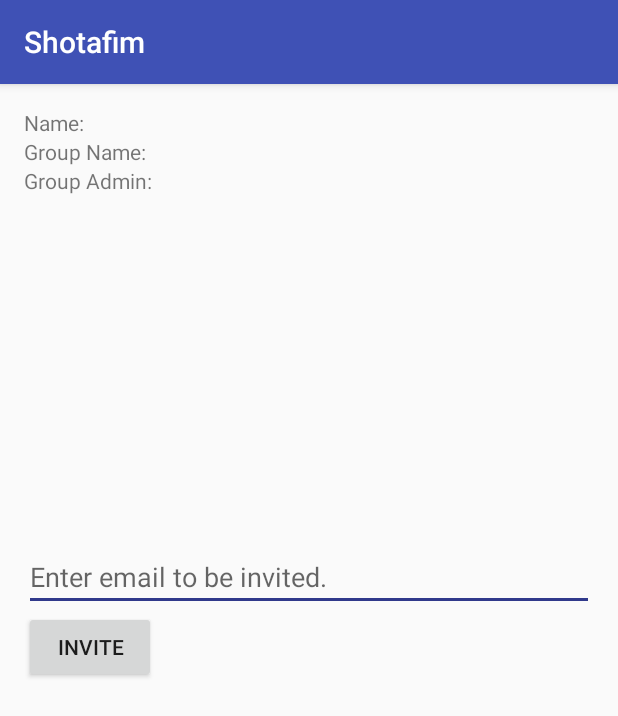
After one commit to Shotafim/androidApp, an Android app: the PersonalAreaActivity screen opened directly, with no data from a screen before it, on a phone screen of 412 x 824 dp. The commit adds this screen. Shown: the top 716 px of the screen. Run offline under Robolectric (Android 15) with nearby library versions, the phone set to English and light mode, and no system bars; our stand-ins replace Firebase (no records; nobody signed in at launch, a user with empty details on screens opened directly); 3 statements that could not run were skipped.

Commit message:
add:PersonalAreaActivity, changes:in the new activity Admin can invite users. (on progress) 2

```diff
--- a/app/src/main/AndroidManifest.xml
+++ b/app/src/main/AndroidManifest.xml
@@ -23,8 +23,7 @@
                 <category android:name="android.intent.category.DEFAULT" />
             </intent-filter>
         </activity>
-        <activity android:name=".PaymentActivity" >
-
+        <activity android:name=".PaymentActivity">
             <intent-filter>
                 <action android:name="com.example.gal.shotafim.PaymentActivity" />
 
@@ -39,12 +38,13 @@
             </intent-filter>
         </activity>
         <activity android:name=".GroupHistoryActivity">
-        <intent-filter>
-            <action android:name="com.example.gal.shotafim.GroupHistoryActivity" />
+            <intent-filter>
+                <action android:name="com.example.gal.shotafim.GroupHistoryActivity" />
 
-            <category android:name="android.intent.category.DEFAULT" />
-        </intent-filter>
-    </activity>
+                <category android:name="android.intent.category.DEFAULT" />
+            </intent-filter>
+        </activity>
+        <activity android:name=".PersonalAreaActivity"></activity>
     </application>
 
 </manifest>
--- a/app/src/main/java/com/example/gal/shotafim/Address.java
+++ b/app/src/main/java/com/example/gal/shotafim/Address.java
@@ -12,6 +12,8 @@ public class Address {
         this.apartment = apartment;
         this.street = street;
     }
+
+    public Address(){}
 
     public String getCountry() {
         return country;
--- a/app/src/main/java/com/example/gal/shotafim/Group.java
+++ b/app/src/main/java/com/example/gal/shotafim/Group.java
@@ -25,6 +25,9 @@ public class Group {
         this.date = new Date();
 
     }
+
+    public Group(){}
+
     public Date getDate() {
         return date;
     }
--- a/app/src/main/java/com/example/gal/shotafim/LoginActivity.java
+++ b/app/src/main/java/com/example/gal/shotafim/LoginActivity.java
@@ -93,6 +93,7 @@ public class LoginActivity extends AppCompatActivity  {
                         }
                         if(loginIsOk){
                             AuthenticatedUserHolder.instance.setAppUser(user);
+                            setGroupHolderCard(user);
                             Toast.makeText(LoginActivity.this
                                     ,"Welcome Back "+user.getName(),(Toast.LENGTH_LONG)).show();
                             startActivity(new Intent("com.example.gal.shotafim.MenuActivity"));
@@ -159,4 +160,20 @@ public class LoginActivity extends AppCompatActivity  {
                     }
                 }, 2000);
     }
+
+    private void setGroupHolderCard(User user){
+        DatabaseReference fb = FirebaseDatabase.getInstance().getReference();
+        fb.child("Group").child(user.getmGroupName()).addListenerForSingleValueEvent(new ValueEventListener() {
+            @Override
+            public void onDataChange(@NonNull DataSnapshot dataSnapshot) {
+                Group group = dataSnapshot.getValue(Group.class);
+                GroupHolder.instance.setAppGroup(group);
+            }
+
+            @Override
+            public void onCancelled(@NonNull DatabaseError databaseError) {
+
+            }
+        });
+    }
 }
--- a/app/src/main/java/com/example/gal/shotafim/MenuActivity.java
+++ b/app/src/main/java/com/example/gal/shotafim/MenuActivity.java
@@ -35,8 +35,8 @@ public class MenuActivity extends AppCompatActivity {
         personalAreaBtn.setOnClickListener(new View.OnClickListener() {
             @Override
             public void onClick(View view) {
-                //testing - deleting data
-//                SettingLib.DELETE_FIREBASE_CHILD_DATA("Transaction/group113");
+              Intent personal_area_activity = new Intent(MenuActivity.this, PersonalAreaActivity.class);
+              startActivity(personal_area_activity);
             }
         });
 
--- /dev/null
+++ b/app/src/main/java/com/example/gal/shotafim/PersonalAreaActivity.java
@@ -0,0 +1,88 @@
+package com.example.gal.shotafim;
+
+import android.opengl.Visibility;
+import android.support.v7.app.AppCompatActivity;
+import android.os.Bundle;
+import android.view.View;
+import android.widget.Adapter;
+import android.widget.ArrayAdapter;
+import android.widget.Button;
+import android.widget.EditText;
+import android.widget.ListView;
+import android.widget.TextView;
+
+import java.util.ArrayList;
+
+public class PersonalAreaActivity extends AppCompatActivity {
+    //Regular User Views
+    private TextView personalName;
+    private TextView groupName;
+    private TextView groupAdminName;
+    private ListView listOfUsers;
+
+    //list
+    ArrayList<User> users = new ArrayList<>();
+    ArrayList<String> usersNames = new ArrayList<>();
+
+    //Admin Area Views
+    private EditText invite_editTxt;
+    private Button invite_btn;
+
+    @Override
+    protected void onCreate(Bundle savedInstanceState) {
+        super.onCreate(savedInstanceState);
+        setContentView(R.layout.activity_personal_area);
+
+        personalName = findViewById(R.id.usr_name_dynamic);
+        groupName = findViewById(R.id.group_name_dynamic);
+        groupAdminName = findViewById(R.id.group_admin_dynamic);
+
+        listOfUsers = findViewById(R.id.users_group_list_personal);
+
+        invite_btn = findViewById(R.id.invite_btn_admin);
+        invite_editTxt = findViewById(R.id.invite_edittxt_admin);
+        invite_editTxt.setVisibility(View.INVISIBLE);
+        invite_btn.setVisibility(View.INVISIBLE);
+
+        //FIRST CHECK IF USER IS GROUP ADMIN
+        visibilityForAdmin();
+
+        personalName.setText(AuthenticatedUserHolder.instance.getAppUser().getName());
+        groupName.setText(GroupHolder.instance.getAppGroup().getGroupName());
+        groupAdminName.setText(GroupHolder.instance.getAppGroup().getAdminUserID());
+        users = GroupHolder.getGroupMembers();
+        usersNames = getUsersNames();
+
+
+        ArrayAdapter<String> adapter = new ArrayAdapter<>(this,android.R.layout.simple_list_item_1,android.R.id.text1, usersNames);
+        listOfUsers.setAdapter(adapter);
+
+    }
+
+    private ArrayList<String> getUsersNames(){
+        ArrayList<String> tmp = new ArrayList<>();
+        for(User user : users){
+            tmp.add(user.getEmail());
+        }
+
+        return tmp;
+    }
+
+    private void visibilityForAdmin(){
+        if(personalName.getText().toString().compareTo(groupAdminName.getText().toString()) == 0){
+            showForAdmin();
+        }else {
+            showForRegularUsr();
+        }
+    }
+
+    private void showForRegularUsr() {
+        invite_editTxt.setVisibility(View.INVISIBLE);
+        invite_btn.setVisibility(View.INVISIBLE);
+    }
+
+    private void showForAdmin() {
+        invite_editTxt.setVisibility(View.VISIBLE);
+        invite_btn.setVisibility(View.VISIBLE);
+    }
+}
--- /dev/null
+++ b/app/src/main/res/layout/activity_personal_area.xml
@@ -0,0 +1,75 @@
+<?xml version="1.0" encoding="utf-8"?>
+<LinearLayout
+    xmlns:android="http://schemas.android.com/apk/res/android"
+    xmlns:app="http://schemas.android.com/apk/res-auto"
+    xmlns:tools="http://schemas.android.com/tools"
+    android:layout_width="match_parent"
+    android:layout_height="match_parent"
+    android:orientation="vertical"
+    android:layout_margin="16dp">
+
+    <RelativeLayout
+        android:layout_width="match_parent"
+        android:layout_height="wrap_content"
+        android:layout_marginBottom="16dp">
+
+        <TextView
+            android:id="@+id/usr_name_personal_static"
+            android:layout_width="wrap_content"
+            android:layout_height="wrap_content"
+            android:layout_marginRight="5dp"
+            android:text="Name:"/>
+
+        <TextView
+            android:id="@+id/group_name_personal_static"
+            android:layout_width="wrap_content"
+            android:layout_height="wrap_content"
+            android:text="Group Name:"
+            android:layout_marginRight="5dp"
+            android:layout_below="@id/usr_name_personal_static"/>
+        <TextView
+            android:id="@+id/group_admin_static"
+            android:layout_width="wrap_content"
+            android:layout_height="wrap_content"
+            android:text="Group Admin:"
+            android:layout_marginRight="5dp"
+            android:layout_below="@id/group_name_personal_static"/>
+
+
+        <TextView
+            android:id="@+id/usr_name_dynamic"
+            android:layout_width="wrap_content"
+            android:layout_height="wrap_content"
+            android:layout_toRightOf="@id/usr_name_personal_static"/>
+        <TextView
+            android:id="@+id/group_name_dynamic"
+            android:layout_width="wrap_content"
+            android:layout_height="wrap_content"
+            android:layout_toRightOf="@id/group_name_personal_static"
+            android:layout_below="@id/usr_name_dynamic"/>
+        <TextView
+            android:id="@+id/group_admin_dynamic"
+            android:layout_width="wrap_content"
+            android:layout_height="wrap_content"
+            android:layout_toRightOf="@id/group_admin_static"
+            android:layout_below="@id/group_name_dynamic"/>
+    </RelativeLayout>
+
+    <ListView
+        android:id="@+id/users_group_list_personal"
+        android:layout_width="match_parent"
+        android:layout_height="200dp"
+        android:layout_marginBottom="16dp">
+    </ListView>
+
+    <EditText
+        android:id="@+id/invite_edittxt_admin"
+        android:layout_width="match_parent"
+        android:layout_height="wrap_content"
+        android:hint="Enter email to be invited."/>
+    <Button
+        android:id="@+id/invite_btn_admin"
+        android:layout_width="wrap_content"
+        android:layout_height="wrap_content"
+        android:text="Invite"/>
+</LinearLayout>
```
